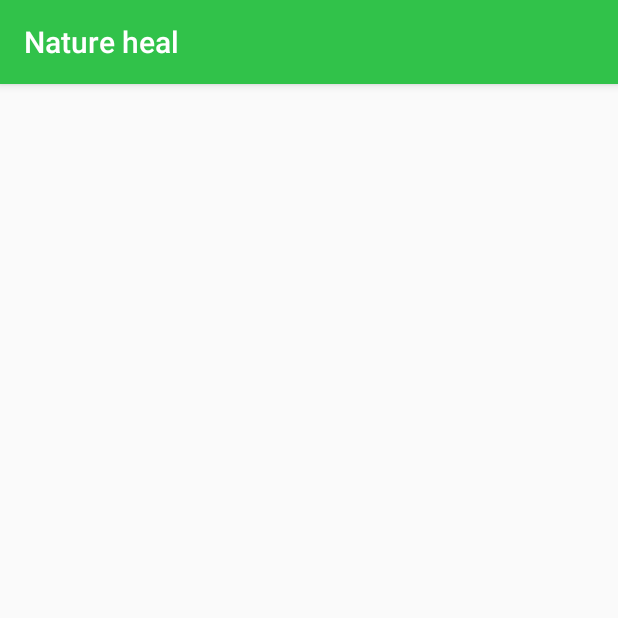
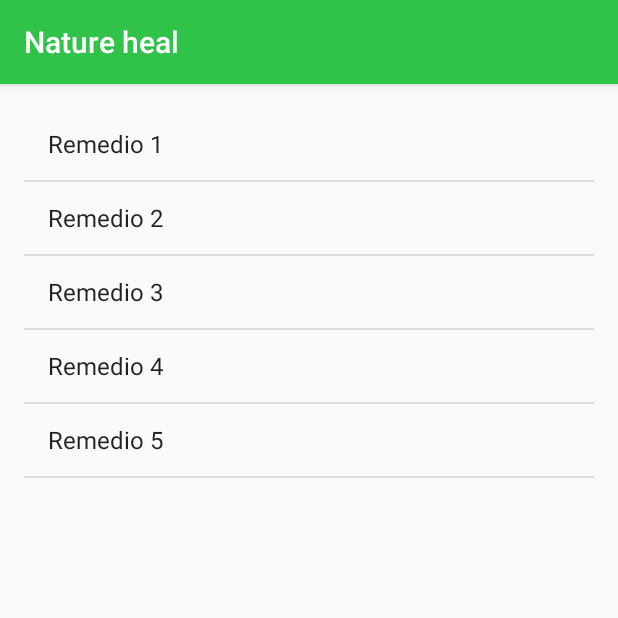
Before and after one commit to ZeroVitz/AppNatureHeal, an Android app: the Remedios screen opened directly, with no data from a screen before it, on a phone screen of 412 x 824 dp, the top half of it. Run offline under Robolectric (Android 15) with nearby library versions, the phone set to English and light mode, and no system bars.

Commit message:
Boton  buscar remedios de home funcionando.

```diff
--- a/app/src/main/res/layout/activity_remedios.xml
+++ b/app/src/main/res/layout/activity_remedios.xml
@@ -1,5 +1,5 @@
 <?xml version="1.0" encoding="utf-8"?>
-<RelativeLayout xmlns:android="http://schemas.android.com/apk/res/android"
+<LinearLayout xmlns:android="http://schemas.android.com/apk/res/android"
     xmlns:tools="http://schemas.android.com/tools"
     android:id="@+id/activity_remedios"
     android:layout_width="match_parent"
@@ -10,4 +10,10 @@
     android:paddingTop="@dimen/activity_vertical_margin"
     tools:context="com.example.greciaguzmn.natureheal.Remedios">
 
-</RelativeLayout>
+    <ListView
+        android:id="@+id/Remedio"
+        android:layout_width="match_parent"
+        android:layout_height="match_parent"
+        android:entries="@array/remedios" />
+
+</LinearLayout>
```
Also changed, not shown: app/src/main/java/com/example/greciaguzmn/natureheal/HomeFragment.java (+11 -1 lines), app/src/main/res/layout/activity_busqueda_enfermedad.xml (deleted, +0 -9 lines), app/src/main/res/layout/activity_busqueda_remedios.xml (deleted, +0 -13 lines).
